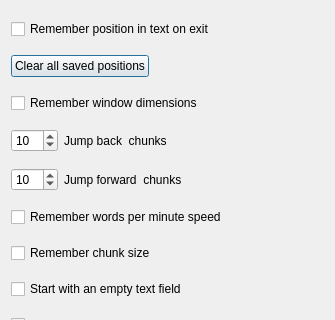
Above: preferences.ui from kik4444/quickreader-qt before the change; both pictures show x 0 to 335 and y 103 to 423 of the 335 by 739 pixel window. Below: the same form after it.
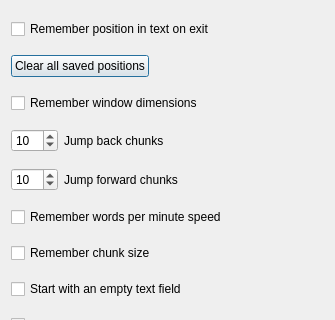
That is the form after the change. Icons and pictures are not drawn.

Commit message: Fixed some typos and separated the demo video from the source code

What changed in the file:
```diff
--- a/preferences.ui
+++ b/preferences.ui
@@ -224,7 +224,7 @@
      <item>
       <widget class="QLabel" name="label_4">
        <property name="text">
-        <string>Jump back  chunks</string>
+        <string>Jump back chunks</string>
        </property>
       </widget>
      </item>
@@ -264,7 +264,7 @@
      <item>
       <widget class="QLabel" name="label_5">
        <property name="text">
-        <string>Jump forward  chunks</string>
+        <string>Jump forward chunks</string>
        </property>
       </widget>
      </item>
```
The commit also changes 2 other files.
